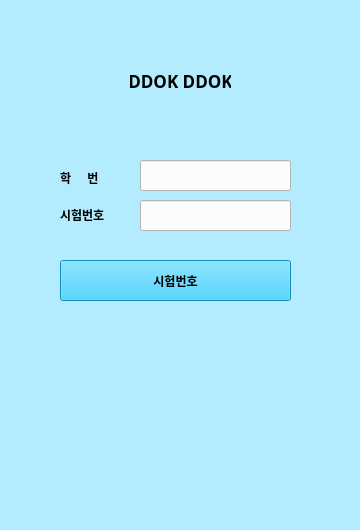
First picture: the form in local ver/ui/MainWindow.ui, repository choisunghwan/DDOK_DDOK, before the edit.
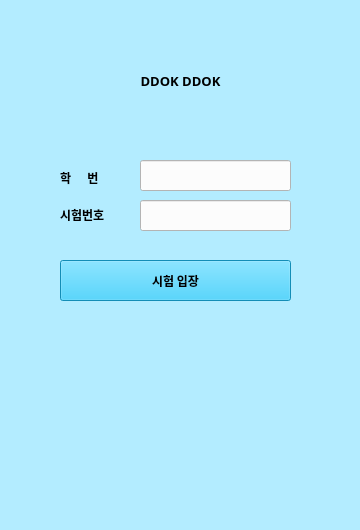
Second picture: the form after the edit.

```diff
--- a/local ver/ui/MainWindow.ui
+++ b/local ver/ui/MainWindow.ui
@@ -130,7 +130,7 @@
      </font>
     </property>
     <property name="text">
-     <string>시험번호</string>
+     <string>시험 입장</string>
     </property>
 
 
@@ -180,7 +180,7 @@
     <property name="font">
      <font>
       <family>나눔스퀘어_ac ExtraBold</family>
-      <pointsize>13</pointsize>
+      <pointsize>10</pointsize>     <!--학생용 프로그램 ddok ddok -->
       <weight>75</weight>
       <bold>true</bold>
      </font>
```
